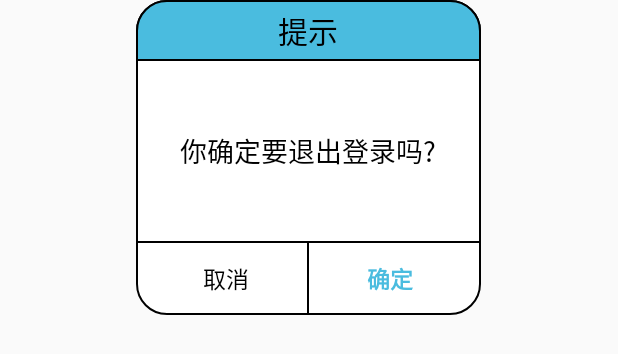
After one commit to AllenHsu19460214/SCMApp, an Android app: the layout dialog_custom_yes_no.xml on its own in the app's theme, with its tools: preview values and no code run, on a phone screen of 412 x 824 dp. The commit adds this screen. Shown: the top 354 px of the screen. Run offline under Robolectric (Android 15) with nearby library versions, the phone set to English and light mode, and no system bars.

Commit message:
1.完成自定义yesOrno对话框模板。 2.完成退出系统程序提示。

```diff
--- a/app/src/main/java/com/bjjc/scmapp/ui/activity/base/BaseActivity.kt
+++ b/app/src/main/java/com/bjjc/scmapp/ui/activity/base/BaseActivity.kt
@@ -93,7 +93,4 @@ abstract class BaseActivity : AppCompatActivity(), AnkoLogger {
         menuInflater.inflate(R.menu.menu_main,menu)
         return super.onCreateOptionsMenu(menu)
     }
-    override fun onBackPressed() {
-       finish()
-    }
 }
--- /dev/null
+++ b/app/src/main/res/drawable/shape_bg_rounded_rectangle_blue_up.xml
@@ -0,0 +1,10 @@
+<?xml version="1.0" encoding="utf-8"?>
+<shape xmlns:android="http://schemas.android.com/apk/res/android" android:shape="rectangle">
+    <solid
+            android:color="@color/colorPrimaryDark"/>
+    <stroke
+            android:width="1dp"
+            android:color="@color/black"/>
+    <corners android:topLeftRadius="20dp"
+             android:topRightRadius="20dp"/>
+</shape>
--- /dev/null
+++ b/app/src/main/res/drawable/shape_bg_rounded_rectangle_white_all.xml
@@ -0,0 +1,9 @@
+<?xml version="1.0" encoding="utf-8"?>
+<shape xmlns:android="http://schemas.android.com/apk/res/android">
+    <solid
+            android:color="#ffffff" />
+    <stroke
+            android:width="1dp"
+            android:color="@color/black" />
+    <corners android:radius="20dp"/>
+</shape>
--- /dev/null
+++ b/app/src/main/res/layout/dialog_custom_yes_no.xml
@@ -0,0 +1,60 @@
+<?xml version="1.0" encoding="utf-8"?>
+<LinearLayout
+        xmlns:android="http://schemas.android.com/apk/res/android"
+        xmlns:tools="http://schemas.android.com/tools"
+        android:layout_width="230dp" android:layout_height="wrap_content"
+        android:layout_gravity="center_horizontal"
+        android:gravity="center_horizontal"
+        android:background="@drawable/shape_bg_rounded_rectangle_white_all"
+        android:orientation="vertical">
+    <TextView
+            android:id="@+id/tvTitle"
+            android:layout_width="match_parent"
+              android:layout_height="wrap_content"
+              android:gravity="center"
+              android:paddingTop="5dp"
+              android:paddingBottom="5dp"
+              android:textSize="20sp"
+              android:textColor="@color/black"
+              android:background="@drawable/shape_bg_rounded_rectangle_blue_up"
+              android:text="@string/tip"/>
+    <TextView
+            android:id="@+id/tvMessage"
+            android:layout_width="match_parent"
+              android:layout_height="120dp"
+              android:gravity="center"
+              android:paddingTop="5dp"
+              android:paddingBottom="5dp"
+              android:textSize="18sp"
+              android:textColor="@color/black"
+              tools:text="你确定要退出登录吗?"/>
+    <View android:layout_width="match_parent" android:layout_height="1dp"
+    android:background="@color/black"/>
+    <LinearLayout android:layout_width="match_parent"
+                  android:layout_height="wrap_content"
+                  android:paddingStart="6dp"
+                  android:paddingEnd="6dp"
+                  android:orientation="horizontal">
+        <Button
+                android:id="@+id/btnNo"
+                android:layout_width="wrap_content"
+                android:layout_height="wrap_content"
+                android:textSize="15sp"
+                android:textColor="@color/black"
+                android:layout_weight="1"
+                android:background="@android:color/transparent"
+                android:text="@string/cancel" tools:ignore="ButtonStyle"/>
+        <View android:layout_width="1dp" android:layout_height="match_parent"
+              android:background="@color/black"/>
+        <Button android:id="@+id/btnYes"
+                android:layout_width="wrap_content"
+                android:layout_height="wrap_content"
+                android:textSize="15sp"
+                android:textColor="@color/colorPrimaryDark"
+                android:layout_weight="1"
+                android:textStyle="bold"
+                android:background="@android:color/transparent"
+                android:text="@string/confirm" tools:ignore="ButtonStyle"/>
+
+    </LinearLayout>
+</LinearLayout>
--- a/app/src/main/res/values/strings.xml
+++ b/app/src/main/res/values/strings.xml
@@ -47,6 +47,9 @@
     <string name="clear_cache">清除缓存</string>
     <string name="push_notice">推送通知</string>
     <string name="about">关于</string>
+    <string name="tip">提示</string>
+    <string name="cancel">取消</string>
+    <string name="confirm">确定</string>
 
 
 </resources>
--- a/build.gradle
+++ b/build.gradle
@@ -10,7 +10,8 @@ buildscript {
     dependencies {
         classpath 'com.android.tools.build:gradle:3.2.1'
         classpath "org.jetbrains.kotlin:kotlin-gradle-plugin:$kotlin_version"
-
+        classpath "org.jetbrains.kotlin:kotlin-allopen:$kotlin_version"
+        classpath "org.jetbrains.kotlin:kotlin-noarg:$kotlin_version"
         // NOTE: Do not place your application dependencies here; they belong
         // in the individual module build.gradle files
     }
```
Also changed, not shown: app/src/main/java/com/bjjc/scmapp/ui/activity/LoginActivity.kt (+34 -9 lines), app/src/main/java/com/bjjc/scmapp/ui/activity/MainActivity.kt (+38 -1 lines), app/src/main/java/com/bjjc/scmapp/util/ProgressDialogUtils.kt (added, +19 -0 lines), app/src/main/java/com/bjjc/scmapp/util/httpUtils/RetrofitUtils.kt (+8 -0 lines).
